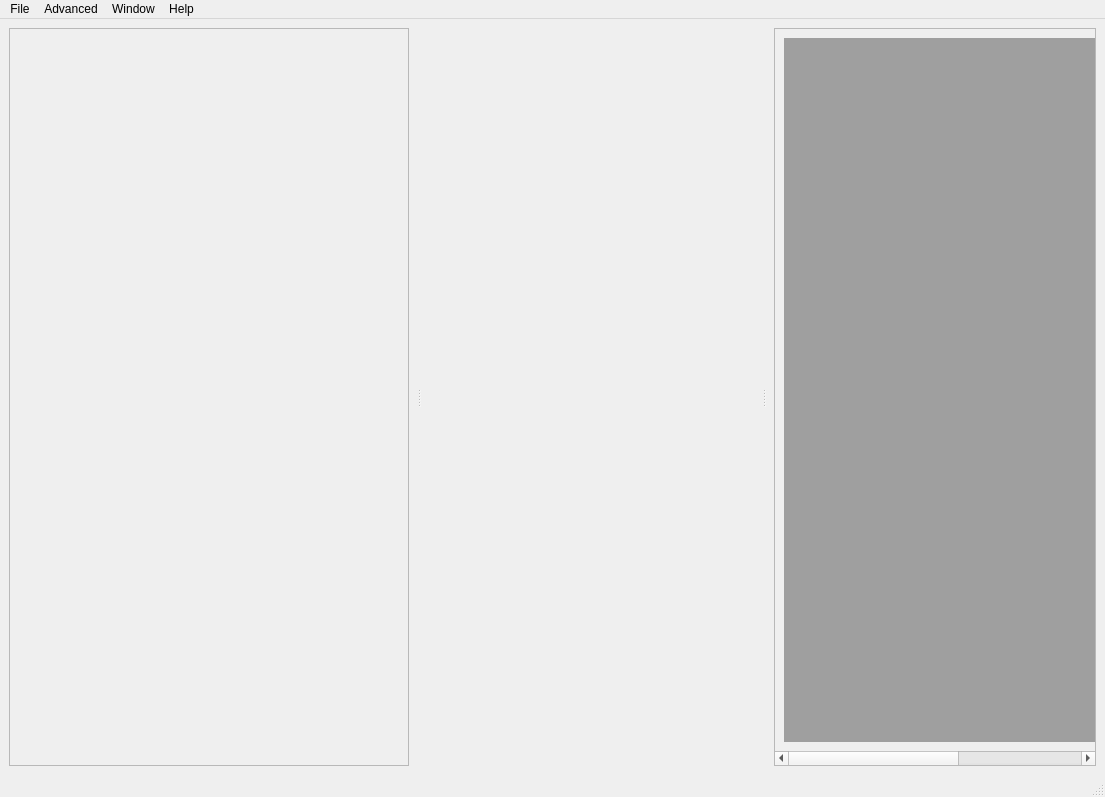
Before: the Qt Designer form base_app/base_microscope_app_mdi.ui in ScopeFoundry/ScopeFoundry, drawn with Qt 5.
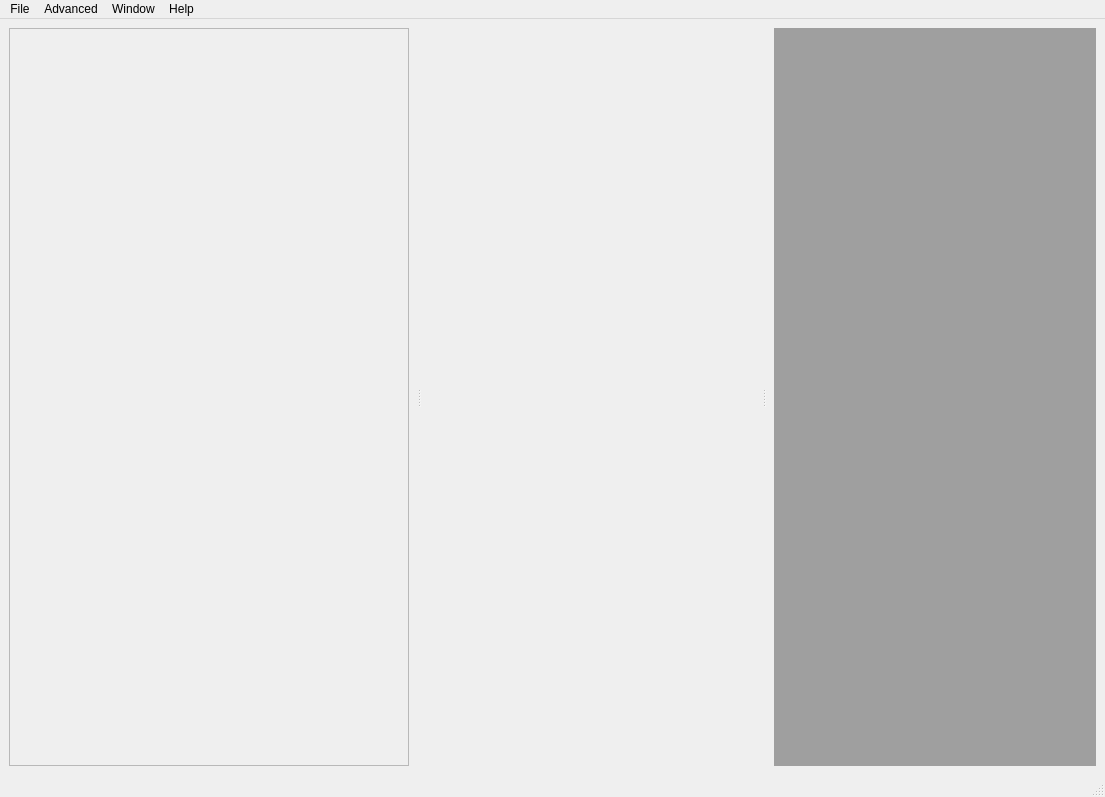
After: the same form once the commit is applied. Icons and pictures are not drawn.

Commit message: [base_microscope_app] fix measurement UI overflow in TabbedView (issue #72)

The edit to the form file:
```diff
--- a/base_app/base_microscope_app_mdi.ui
+++ b/base_app/base_microscope_app_mdi.ui
@@ -88,24 +88,9 @@
        </property>
        <layout class="QVBoxLayout" name="tree_layout"/>
       </widget>
-      <widget class="QScrollArea" name="scrollArea">
-       <property name="widgetResizable">
-        <bool>true</bool>
-       </property>
-       <widget class="QWidget" name="scrollAreaWidgetContents_2">
-        <property name="geometry">
-         <rect>
-          <x>0</x>
-          <y>0</y>
-          <width>1298</width>
-          <height>738</height>
-         </rect>
-        </property>
-        <layout class="QVBoxLayout" name="verticalLayout">
-         <item>
           <widget class="QMdiArea" name="mdiArea">
            <property name="sizePolicy">
-            <sizepolicy hsizetype="MinimumExpanding" vsizetype="MinimumExpanding">
+        <sizepolicy hsizetype="Expanding" vsizetype="Expanding">
              <horstretch>0</horstretch>
              <verstretch>0</verstretch>
             </sizepolicy>
@@ -116,10 +101,6 @@
            <property name="tabsMovable">
             <bool>true</bool>
            </property>
-          </widget>
-         </item>
-        </layout>
-       </widget>
       </widget>
      </widget>
     </item>
```
Lines whose indentation alone changed are shown as unchanged. The commit also changes 1 other file.
